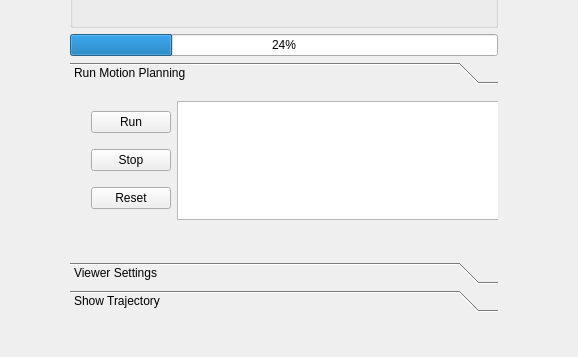
Qt form qtWindow/qtMainInterface/mainwindow.ui (jmainpri/libmove3d) before a commit; both pictures show x 447 to 1025 and y 347 to 704 of the 1319 by 704 pixel window.
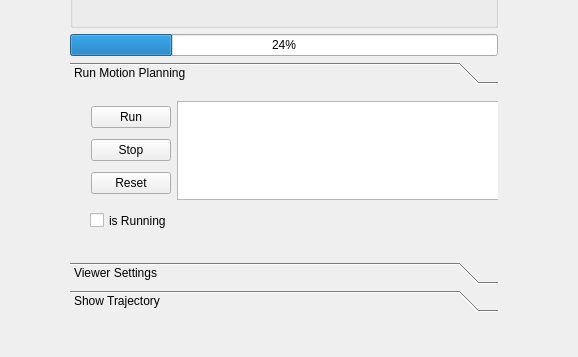
The same form after that commit. Custom widgets are drawn as their Qt base class.

What changed in the file:
```diff
--- a/qtWindow/qtMainInterface/mainwindow.ui
+++ b/qtWindow/qtMainInterface/mainwindow.ui
@@ -130,7 +130,7 @@
             <x>10</x>
             <y>0</y>
             <width>621</width>
-            <height>141</height>
+            <height>121</height>
            </rect>
           </property>
           <property name="sizePolicy">
@@ -170,6 +170,19 @@
            </item>
           </layout>
          </widget>
+         <widget class="QCheckBox" name="checkBoxIsRunning">
+          <property name="geometry">
+           <rect>
+            <x>20</x>
+            <y>120</y>
+            <width>91</width>
+            <height>21</height>
+           </rect>
+          </property>
+          <property name="text">
+           <string>is Running</string>
+          </property>
+         </widget>
         </widget>
         <widget class="QWidget" name="ViewerSettings">
          <property name="geometry">
```
